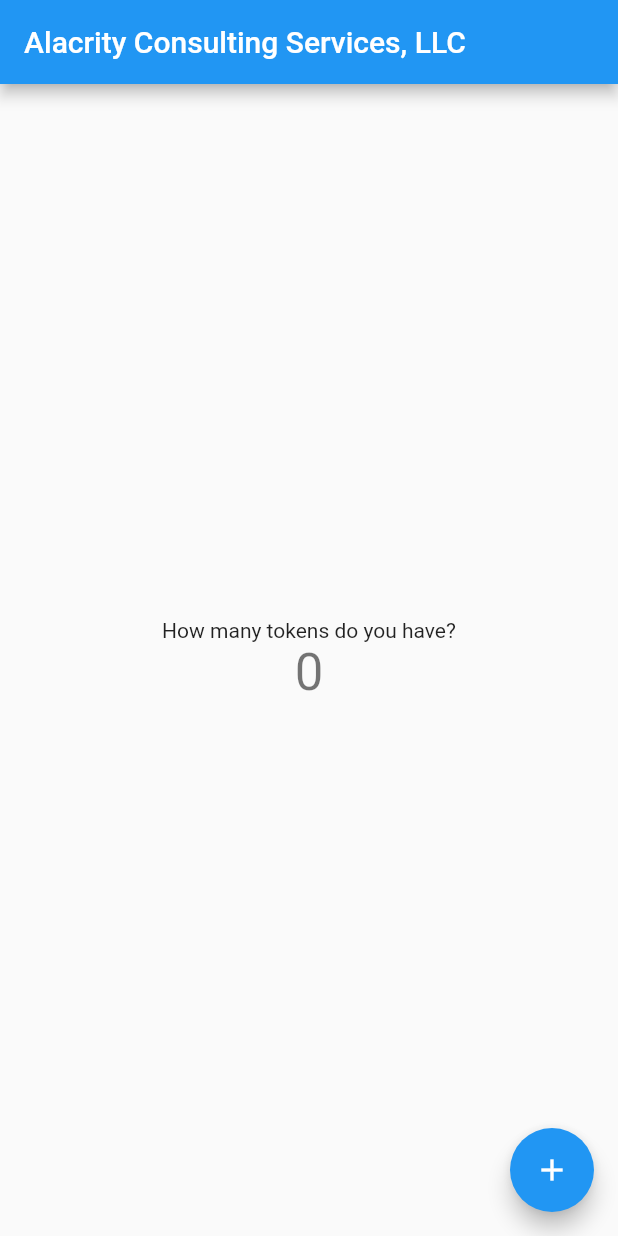
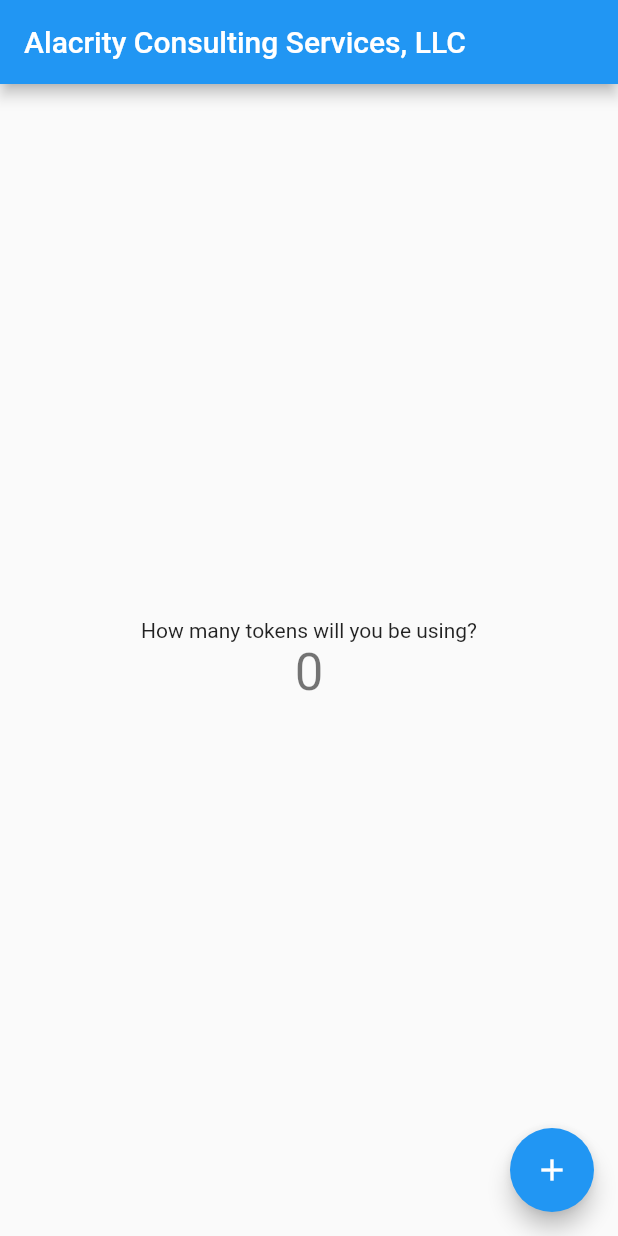
Before and after one commit to AlacrityCS/test-app, a Flutter app: the screen it shows after launch, on a phone screen of 412 x 824 dp. Run offline on Flutter 3.47's test engine with Material 2 defaults, Android fonts, the phone set to English and light mode, and no system bars.

Commit message:
Commit - Third Draft

```diff
--- a/lib/main.dart
+++ b/lib/main.dart
@@ -96,7 +96,7 @@ class _MyHomePageState extends State<MyHomePage> {
           mainAxisAlignment: MainAxisAlignment.center,
           children: <Widget>[
             const Text(
-              'How many tokens do you have?',
+              'How many tokens will you be using?',
             ),
             Text(
               '$_counter',
```
